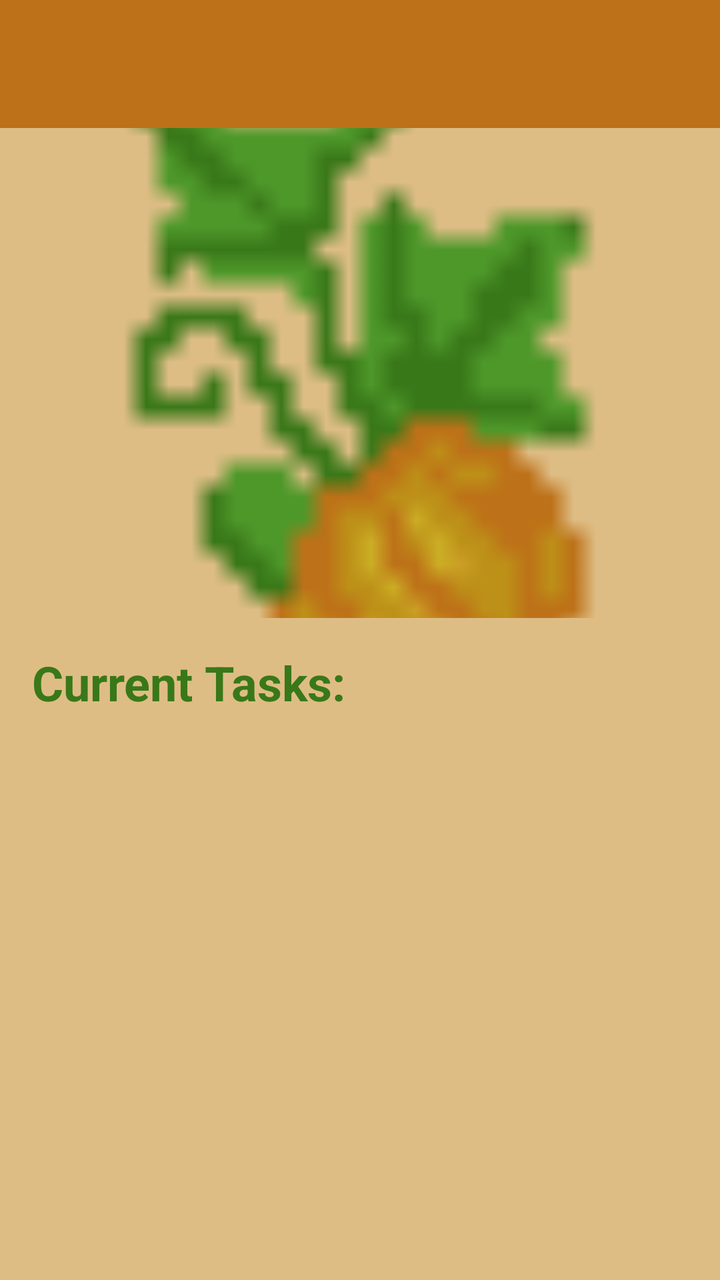
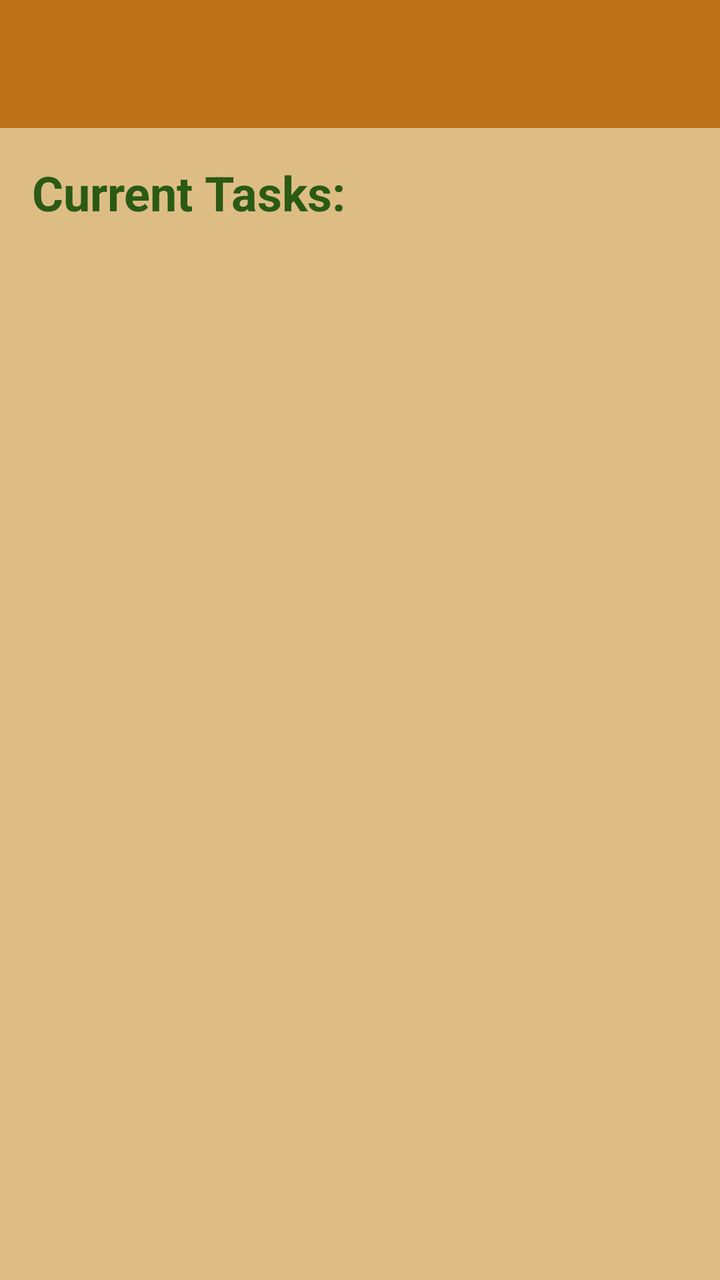

The first picture is an Android layout as it rendered before a commit; the second is the same layout after the commit. The layout source and the unified diff follow.
<!-- AndroidManifest.xml: application theme Theme.MyGarden -->
<!-- res/layout/activity_main.xml -->
<?xml version="1.0" encoding="utf-8"?>
<androidx.drawerlayout.widget.DrawerLayout
    xmlns:android="http://schemas.android.com/apk/res/android"
    xmlns:app="http://schemas.android.com/apk/res-auto"
    xmlns:tools="http://schemas.android.com/tools"
    android:id="@+id/drawer_layout"
    android:layout_width="match_parent"
    android:layout_height="match_parent"
    android:fitsSystemWindows="true">

    <LinearLayout
        android:layout_width="match_parent"
        android:layout_height="match_parent"
        android:orientation="vertical">

        <androidx.appcompat.widget.Toolbar
            android:id="@+id/toolbar"
            android:layout_width="match_parent"
            android:layout_height="wrap_content"
            android:background="?attr/colorPrimary"
            android:elevation="4dp"
            android:theme="@style/ThemeOverlay.AppCompat.Dark.ActionBar"
            app:popupTheme="@style/ThemeOverlay.AppCompat.Light" />

        <ImageView
            android:id="@+id/imageView2"
            android:layout_width="match_parent"
            android:layout_height="245dp"
            android:scaleType="centerCrop"
            app:srcCompat="@drawable/intro" />

        <androidx.core.widget.NestedScrollView
            android:layout_width="match_parent"
            android:layout_height="match_parent"
            android:fillViewport="true">

            <LinearLayout
                android:layout_width="match_parent"
                android:layout_height="wrap_content"
                android:orientation="vertical"
                android:padding="16dp">

                <TextView
                    android:id="@+id/welcomeTitle"
                    android:layout_width="match_parent"
                    android:layout_height="wrap_content"
                    android:text="Current Tasks:"
                    android:textColor="?attr/colorOnSurface"
                    android:textSize="24sp"
                    android:textStyle="bold"
                    android:paddingBottom="8dp"/>

                
                <androidx.recyclerview.widget.RecyclerView
                    android:id="@+id/tasksRecyclerView"
                    android:layout_width="match_parent"
                    android:layout_height="wrap_content"
                    android:nestedScrollingEnabled="false"
                    tools:listitem="@layout/item_task" />
            </LinearLayout>
        </androidx.core.widget.NestedScrollView>

    </LinearLayout>

    <com.google.android.material.navigation.NavigationView
        android:id="@+id/nav_view"
        android:layout_width="wrap_content"
        android:layout_height="match_parent"
        android:layout_gravity="start"
        android:fitsSystemWindows="true"
        app:headerLayout="@layout/nav_header"
        app:menu="@menu/activity_main_drawer" />

</androidx.drawerlayout.widget.DrawerLayout>
<!-- res/layout/item_task.xml (included above) -->
<?xml version="1.0" encoding="utf-8"?>
<androidx.cardview.widget.CardView
    xmlns:android="http://schemas.android.com/apk/res/android"
    xmlns:app="http://schemas.android.com/apk/res-auto"
    android:layout_width="match_parent"
    android:layout_height="wrap_content"
    android:layout_margin="8dp"
    android:clickable="true"
    android:focusable="true"
    android:foreground="?android:attr/selectableItemBackground"
    app:cardCornerRadius="12dp"
    app:cardElevation="4dp"
    app:cardBackgroundColor="?attr/colorPrimary">

    <androidx.constraintlayout.widget.ConstraintLayout
        android:layout_width="match_parent"
        android:layout_height="wrap_content"
        android:padding="16dp">

        <TextView
            android:id="@+id/taskNameText"
            android:layout_width="0dp"
            android:layout_height="wrap_content"
            android:text="Task Name"
            android:textSize="18sp"
            android:textStyle="bold"
            android:textColor="?attr/colorText"
            android:layout_marginEnd="8dp"
            app:layout_constraintStart_toStartOf="parent"
            app:layout_constraintTop_toTopOf="parent"
            app:layout_constraintBottom_toBottomOf="parent"
            app:layout_constraintEnd_toStartOf="@+id/taskDateText" />

        <TextView
            android:id="@+id/taskDateText"
            android:layout_width="wrap_content"
            android:layout_height="wrap_content"
            android:text="Due date"
            android:textSize="14sp"
            android:textColor="?attr/colorText"
            android:visibility="gone"
            app:layout_constraintEnd_toStartOf="@+id/taskWaterPoints"
            app:layout_constraintTop_toTopOf="parent"
            app:layout_constraintBottom_toBottomOf="parent"
            android:layout_marginEnd="8dp" />
        <TextView
            android:id="@+id/taskWaterPoints"
            android:layout_width="wrap_content"
            android:layout_height="wrap_content"
            android:text="Water Points"
            android:textSize="14sp"
            android:textColor="?attr/colorText"
            android:visibility="gone"
            app:drawableStartCompat="@drawable/ic_water_small"
            android:drawableTint="?attr/colorText"
            android:drawablePadding="4dp"
            android:gravity="center_vertical"
            app:layout_constraintEnd_toEndOf="parent"
            app:layout_constraintTop_toTopOf="parent"
            app:layout_constraintBottom_toBottomOf="parent" />

    </androidx.constraintlayout.widget.ConstraintLayout>

</androidx.cardview.widget.CardView>
<!-- res/layout/nav_header.xml (included above) -->
<?xml version="1.0" encoding="utf-8"?>
<LinearLayout xmlns:android="http://schemas.android.com/apk/res/android"
    android:layout_width="match_parent"
    android:layout_height="176dp"
    android:background="?attr/colorPrimary"
    android:gravity="bottom"
    android:orientation="vertical"
    android:padding="16dp"
    android:theme="@style/ThemeOverlay.AppCompat.Dark">

    <ImageView
        android:layout_width="85dp"
        android:layout_height="101dp"
        android:src="@drawable/intro" />

    <TextView
        android:layout_width="match_parent"
        android:layout_height="wrap_content"
        android:paddingTop="8dp"
        android:text="My Garden"
        android:textAppearance="@style/TextAppearance.AppCompat.Body1" />
</LinearLayout>
<!-- resources referenced by this layout -->
<resources>
  <!-- drawable ic_water_small (drawable) -->
  <vector xmlns:android="http://schemas.android.com/apk/res/android"
      android:width="24dp"
      android:height="32dp"
      android:viewportWidth="333"
      android:viewportHeight="416">
    <path
        android:pathData="M196.65,308.65c22.32,0 42.54,-9.05 57.16,-23.67 14.63,-14.63 23.67,-34.84 23.67,-57.16 0,-45.74 -23.48,-76.11 -49.07,-109.21 -10.69,-13.83 -21.75,-28.13 -31.76,-44.32 -9.65,15.6 -20.64,29.87 -31.76,44.32 -25.59,33.09 -49.07,63.46 -49.07,109.21 0,22.33 9.05,42.55 23.67,57.17 14.62,14.62 34.84,23.67 57.17,23.67zM162.49,105.39c-5.6,-19.22 -17.75,-34.94 -30.66,-51.64 -7.04,-9.11 -14.31,-18.51 -21.01,-29.06 -6.7,10.56 -13.97,19.96 -21.01,29.07 -17.71,22.91 -33.96,43.93 -33.96,75.39 0,15.19 6.15,28.94 16.08,38.87 9.96,9.94 23.71,16.1 38.89,16.1l2.24,-0.07c9.21,-26.62 26.08,-48.44 43.94,-71.54l5.49,-7.12zM242.89,220.34c-1.12,-2.51 0.01,-5.46 2.52,-6.58 2.51,-1.12 5.46,0.01 6.58,2.52 3.36,7.53 4.83,15.63 4.44,23.63 -0.39,8.01 -2.65,15.94 -6.74,23.09 -4.07,7.15 -9.76,13.12 -16.48,17.54 -6.72,4.41 -14.46,7.28 -22.63,8.19 -2.74,0.3 -5.21,-1.68 -5.51,-4.41 -0.3,-2.74 1.68,-5.21 4.41,-5.51 6.62,-0.74 12.87,-3.04 18.26,-6.58 5.38,-3.54 9.96,-8.37 13.28,-14.17 3.3,-5.78 5.13,-12.17 5.44,-18.62 0.31,-6.48 -0.87,-13.02 -3.58,-19.09z"
        android:fillColor="#000000"
        android:fillType="nonZero"/>
  </vector>
  <!-- drawable intro: png bitmap (drawable, 15930 bytes) -->
  <style name="Theme.MyGarden" parent="Base.Theme.MyGarden" />
  <style name="Base.Theme.MyGarden" parent="Theme.Material3.DayNight.NoActionBar">
          
          
          <item name="android:windowBackground">@color/beige</item>
          <item name="colorOnSurface">@color/dark_green</item>
          <item name="colorPrimary">@color/dark_orange</item>
          <item name="colorText">@color/black</item>
          <item name="waterColor">@color/light_blue</item>
      </style>
  <color name="beige">#DEBD85</color>
  <color name="dark_green">#397819</color>
  <color name="dark_orange">#BD7118</color>
  <color name="black">#FF000000</color>
  <color name="light_blue">#6EB2FF</color>
</resources>

<!-- the commit's change to res/layout/activity_main.xml (unified diff, before → after) -->
@@ -21,13 +21,6 @@
             android:elevation="4dp"
             android:theme="@style/ThemeOverlay.AppCompat.Dark.ActionBar"
             app:popupTheme="@style/ThemeOverlay.AppCompat.Light" />
-
-        <ImageView
-            android:id="@+id/imageView2"
-            android:layout_width="match_parent"
-            android:layout_height="245dp"
-            android:scaleType="centerCrop"
-            app:srcCompat="@drawable/intro" />
 
         <androidx.core.widget.NestedScrollView
             android:layout_width="match_parent"
@@ -97,7 +90,7 @@
             android:layout_width="0dp"
             android:layout_height="wrap_content"
             android:text="Task Name"
-            android:textSize="18sp"
+            android:textSize="16sp"
             android:textStyle="bold"
             android:textColor="?attr/colorText"
             android:layout_marginEnd="8dp"
@@ -158,5 +151,6 @@
         android:layout_height="wrap_content"
         android:paddingTop="8dp"
         android:text="My Garden"
+        android:textStyle="bold"
         android:textAppearance="@style/TextAppearance.AppCompat.Body1" />
 </LinearLayout>
<!-- resource entries referenced after the edit -->
@@ -20,12 +20,14 @@
           <item name="colorOnSurface">@color/dark_green</item>
           <item name="colorPrimary">@color/dark_orange</item>
           <item name="colorText">@color/black</item>
+          <item name="colorOnPrimary">@color/white</item>
           <item name="waterColor">@color/light_blue</item>
       </style>
   <color name="beige">#DEBD85</color>
-  <color name="dark_green">#397819</color>
+  <color name="dark_green">#2a5a13</color>
   <color name="dark_orange">#BD7118</color>
   <color name="black">#FF000000</color>
+  <color name="white">#FFFFFFFF</color>
   <color name="light_blue">#6EB2FF</color>
 </resources>
 
